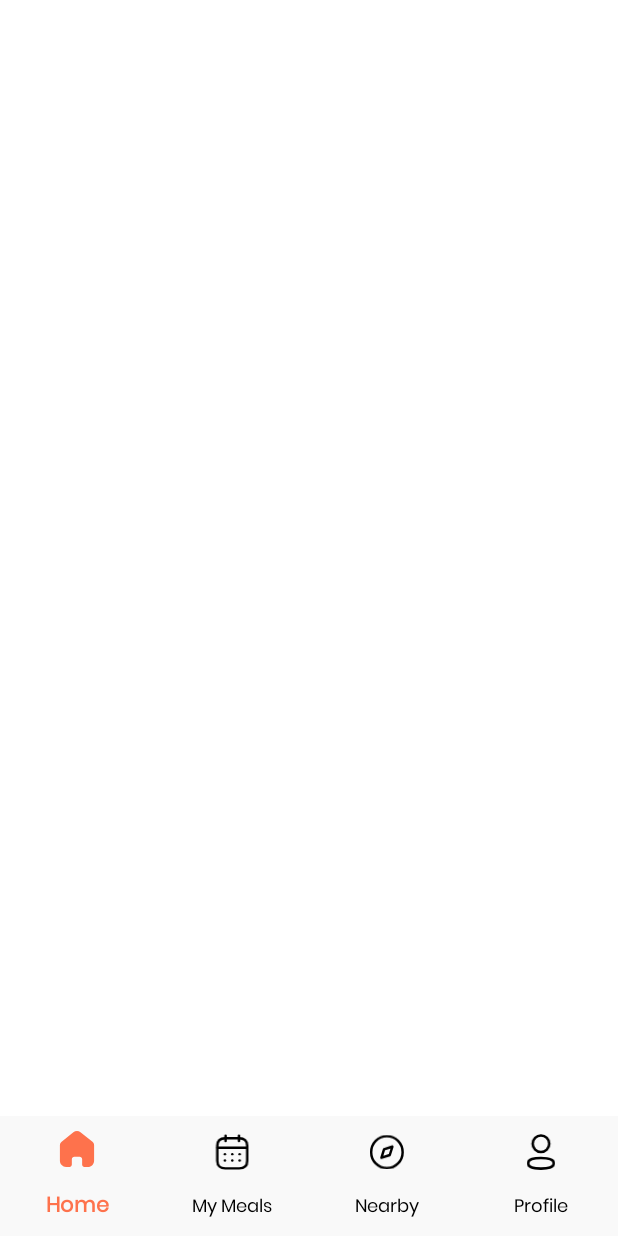
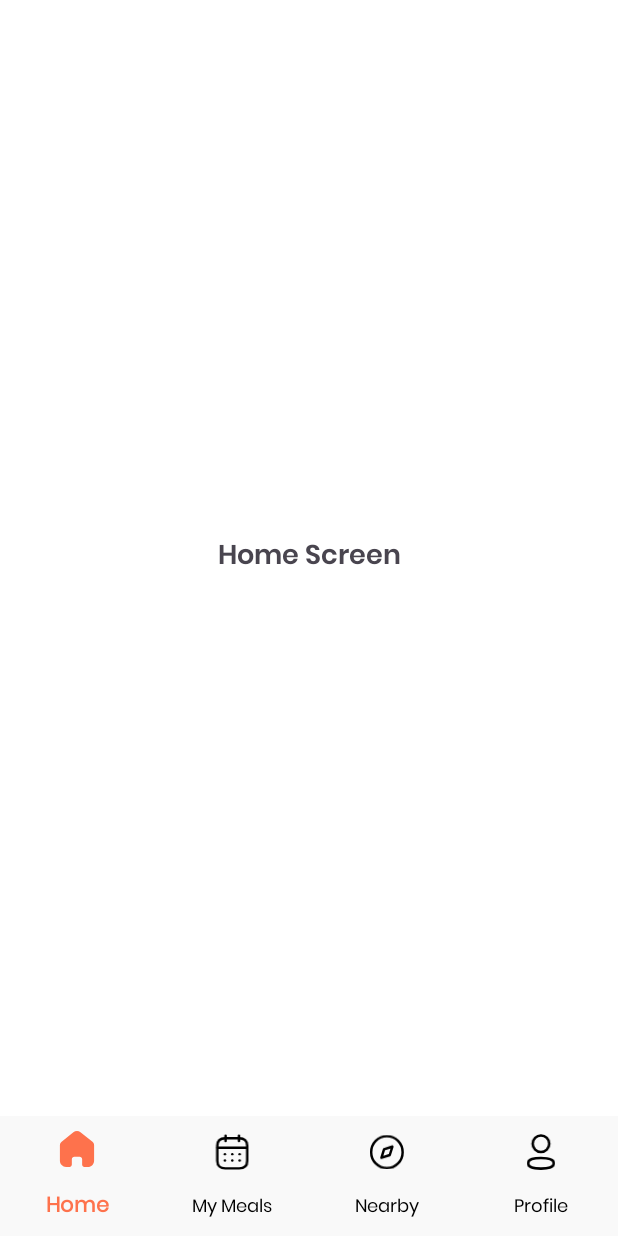
Before and after one commit to souvikmondal01/SpendWise-Assignment, an Android app: the screen it shows after launch (MainActivity), on a phone screen of 412 x 824 dp. Run offline under Robolectric (Android 15) with nearby library versions, the phone set to English and light mode, and no system bars.

Commit message:
Fragment navigation implemented

```diff
--- a/app/src/main/AndroidManifest.xml
+++ b/app/src/main/AndroidManifest.xml
@@ -13,7 +13,7 @@
         android:theme="@style/Theme.SpendWiseAssignment"
         tools:targetApi="31">
         <activity
-            android:name=".MainActivity"
+            android:name=".view.activity.MainActivity"
             android:exported="true">
             <intent-filter>
                 <action android:name="android.intent.action.MAIN" />
--- a/app/src/main/java/com/kivous/spendwiseassignment/MainActivity.kt
+++ b/app/src/main/java/com/kivous/spendwiseassignment/view/activity/MainActivity.kt
@@ -1,7 +1,8 @@
-package com.kivous.spendwiseassignment
+package com.kivous.spendwiseassignment.view.activity
 
 import androidx.appcompat.app.AppCompatActivity
 import android.os.Bundle
+import com.kivous.spendwiseassignment.R
 
 class MainActivity : AppCompatActivity() {
     override fun onCreate(savedInstanceState: Bundle?) {
--- /dev/null
+++ b/app/src/main/java/com/kivous/spendwiseassignment/view/fragments/HomeFragment.kt
@@ -0,0 +1,36 @@
+package com.kivous.spendwiseassignment.view.fragments
+
+import android.os.Bundle
+import androidx.fragment.app.Fragment
+import android.view.LayoutInflater
+import android.view.View
+import android.view.ViewGroup
+import androidx.navigation.fragment.findNavController
+import com.kivous.spendwiseassignment.R
+import com.kivous.spendwiseassignment.databinding.FragmentHomeBinding
+
+class HomeFragment : Fragment() {
+
+    private var _binding: FragmentHomeBinding? = null
+    private val binding get() = _binding!!
+    override fun onCreateView(
+        inflater: LayoutInflater, container: ViewGroup?,
+        savedInstanceState: Bundle?
+    ): View {
+        _binding = FragmentHomeBinding.inflate(layoutInflater, container, false)
+        return binding.root
+    }
+
+    override fun onViewCreated(view: View, savedInstanceState: Bundle?) {
+        super.onViewCreated(view, savedInstanceState)
+
+        binding.tvHomeScreen.setOnClickListener {
+            findNavController().navigate(R.id.action_homeFragment_to_detailsFragment)
+        }
+    }
+
+    override fun onDestroy() {
+        super.onDestroy()
+        _binding = null
+    }
+}
--- a/app/src/main/res/layout/activity_main.xml
+++ b/app/src/main/res/layout/activity_main.xml
@@ -5,7 +5,16 @@
     android:layout_width="match_parent"
     android:layout_height="match_parent"
     android:background="#ffffff"
-    tools:context=".MainActivity">
+    tools:context=".view.activity.MainActivity">
+    <androidx.fragment.app.FragmentContainerView
+        android:id="@+id/nav_host_fragment"
+        android:name="androidx.navigation.fragment.NavHostFragment"
+        android:layout_width="match_parent"
+        android:layout_height="0dp"
+        app:layout_constraintTop_toTopOf="parent"
+        app:layout_constraintBottom_toTopOf="@id/bottom_navigation"
+        app:defaultNavHost="true"
+        app:navGraph="@navigation/nav_graph" />
 
     <com.google.android.material.bottomnavigation.BottomNavigationView
         android:id="@+id/bottom_navigation"
--- /dev/null
+++ b/app/src/main/res/layout/fragment_home.xml
@@ -0,0 +1,17 @@
+<?xml version="1.0" encoding="utf-8"?>
+<androidx.constraintlayout.widget.ConstraintLayout xmlns:android="http://schemas.android.com/apk/res/android"
+    xmlns:tools="http://schemas.android.com/tools"
+    android:layout_width="match_parent"
+    android:layout_height="match_parent"
+    tools:context=".view.fragments.HomeFragment">
+
+    <TextView
+        android:id="@+id/tv_home_screen"
+        android:layout_width="match_parent"
+        android:layout_height="match_parent"
+        android:fontFamily="@font/poppins_semi_bold"
+        android:gravity="center"
+        android:text="Home Screen"
+        android:textSize="18sp" />
+
+</androidx.constraintlayout.widget.ConstraintLayout>
--- /dev/null
+++ b/app/src/main/res/navigation/nav_graph.xml
@@ -0,0 +1,22 @@
+<?xml version="1.0" encoding="utf-8"?>
+<navigation xmlns:android="http://schemas.android.com/apk/res/android"
+    xmlns:app="http://schemas.android.com/apk/res-auto"
+    xmlns:tools="http://schemas.android.com/tools"
+    android:id="@+id/nav_graph"
+    app:startDestination="@id/homeFragment">
+
+    <fragment
+        android:id="@+id/homeFragment"
+        android:name="com.kivous.spendwiseassignment.view.fragments.HomeFragment"
+        android:label="fragment_home"
+        tools:layout="@layout/fragment_home" >
+        <action
+            android:id="@+id/action_homeFragment_to_detailsFragment"
+            app:destination="@id/detailsFragment" />
+    </fragment>
+    <fragment
+        android:id="@+id/detailsFragment"
+        android:name="com.kivous.spendwiseassignment.view.fragments.DetailsFragment"
+        android:label="fragment_details"
+        tools:layout="@layout/fragment_details" />
+</navigation>
--- a/app/src/main/res/values/strings.xml
+++ b/app/src/main/res/values/strings.xml
@@ -1,3 +1,5 @@
 <resources>
     <string name="app_name">SpendWise Assignment</string>
+    <!-- TODO: Remove or change this placeholder text -->
+    <string name="hello_blank_fragment">Hello blank fragment</string>
 </resources>
```
Also changed, not shown: app/build.gradle.kts (+7 -0 lines), app/src/main/java/com/kivous/spendwiseassignment/view/fragments/DetailsFragment.kt (added, +35 -0 lines), app/src/main/res/layout/fragment_details.xml (added, +17 -0 lines).
